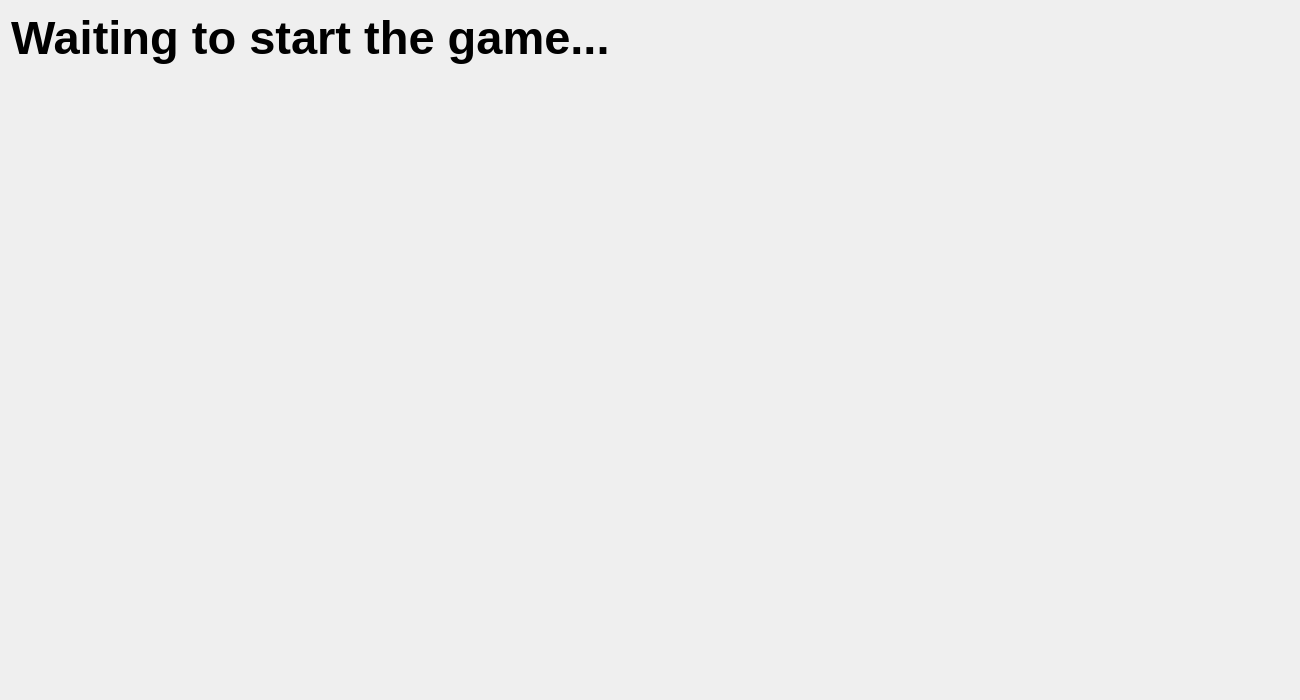
Qt form client/client_interface/waitingWindow.ui (fsardella/Dune_TP3) before a commit.
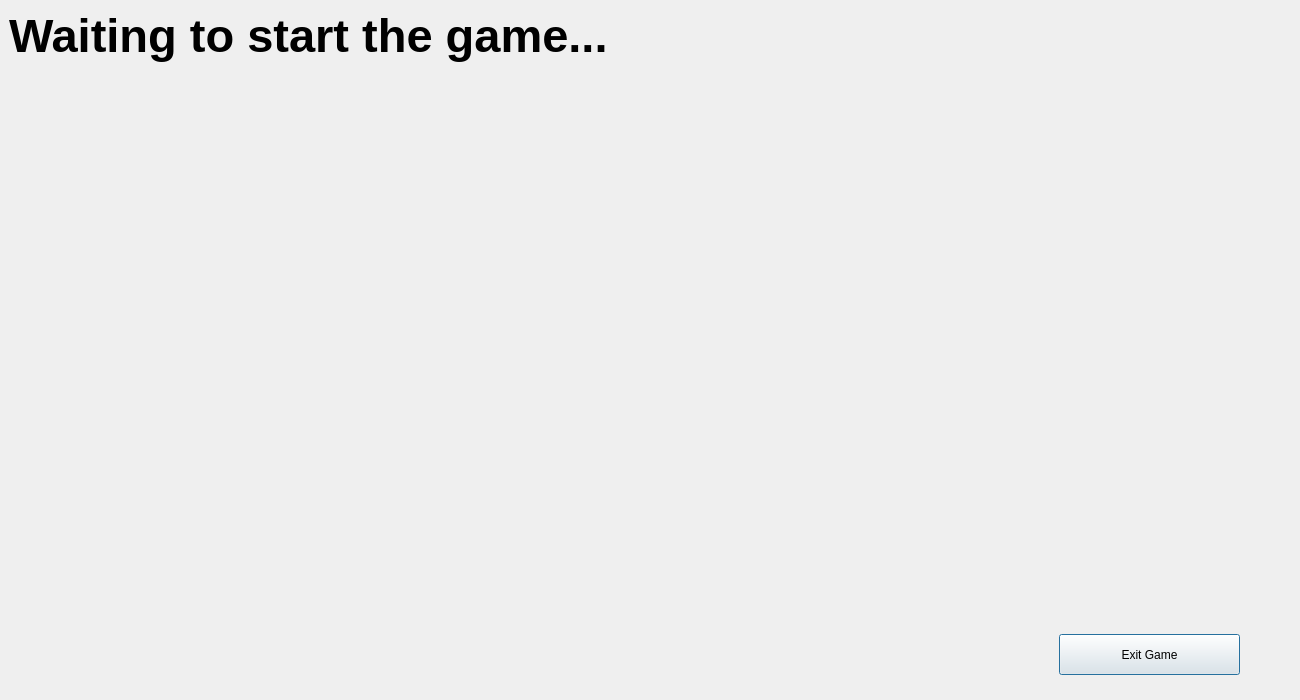
The same form after that commit.

```diff
--- a/client/client_interface/waitingWindow.ui
+++ b/client/client_interface/waitingWindow.ui
@@ -13,9 +13,15 @@
   <property name="windowTitle">
    <string>Dialog</string>
   </property>
-  <layout class="QFormLayout" name="formLayout">
-   <item row="0" column="0">
     <widget class="QLabel" name="label">
+   <property name="geometry">
+    <rect>
+     <x>9</x>
+     <y>9</y>
+     <width>609</width>
+     <height>53</height>
+    </rect>
+   </property>
      <property name="font">
       <font>
        <pointsize>35</pointsize>
@@ -29,8 +35,19 @@
       <string>Waiting to start the game...</string>
      </property>
     </widget>
-   </item>
-  </layout>
+  <widget class="QPushButton" name="ExitGame">
+   <property name="geometry">
+    <rect>
+     <x>1059</x>
+     <y>634</y>
+     <width>181</width>
+     <height>41</height>
+    </rect>
+   </property>
+   <property name="text">
+    <string>Exit Game</string>
+   </property>
+  </widget>
  </widget>
  <resources/>
  <connections/>
```
Lines whose indentation alone changed are shown as unchanged.
